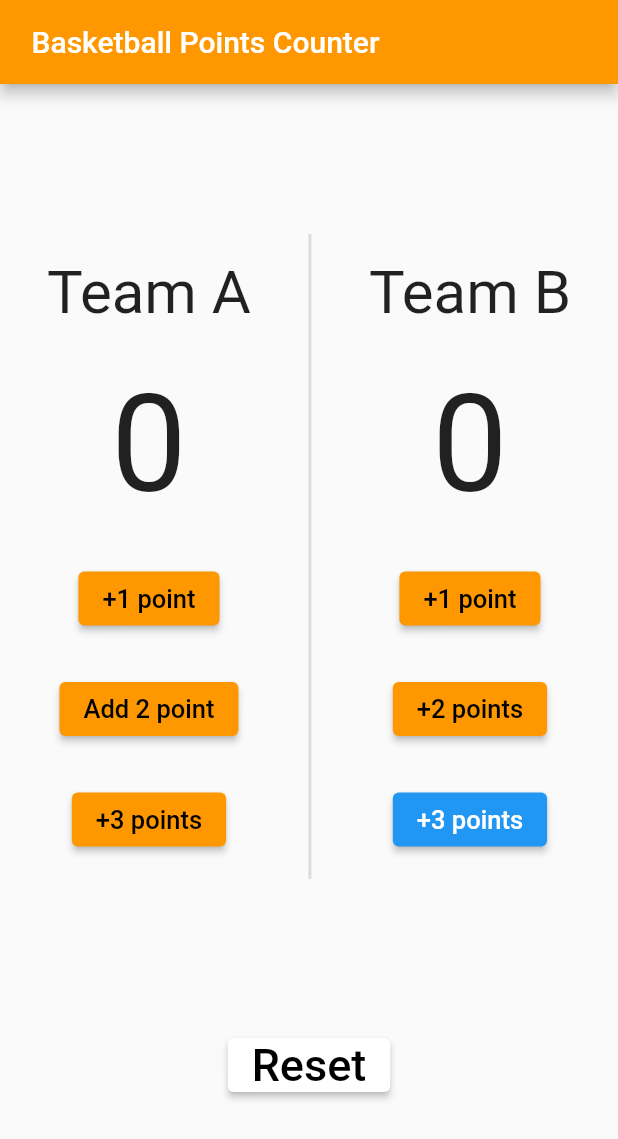
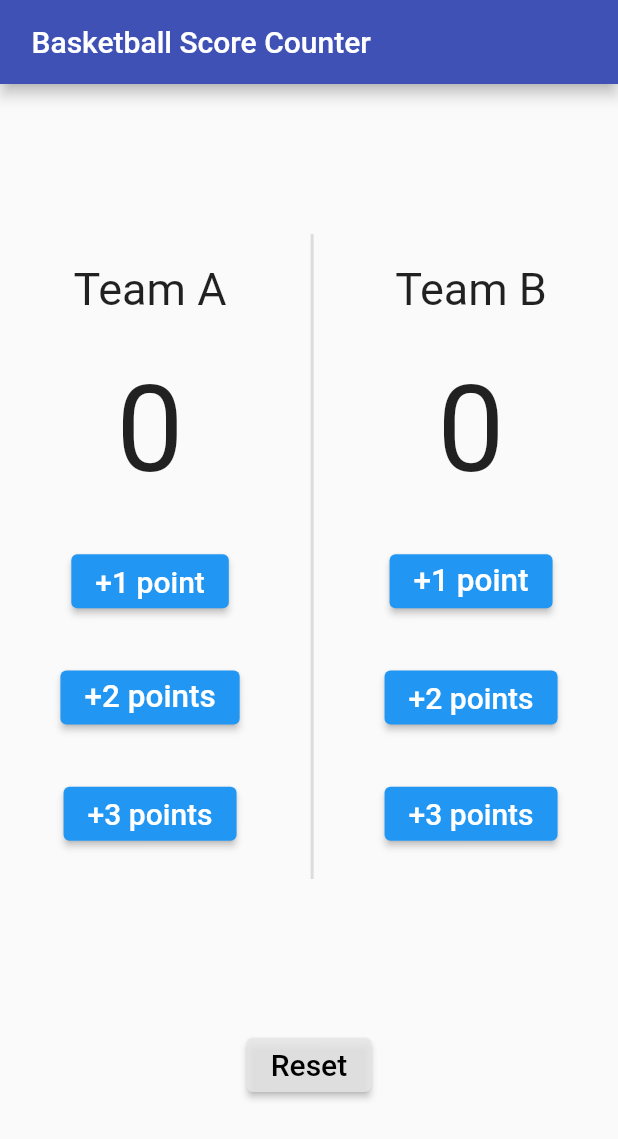
Before and after one commit to Nadasaleh3/task_4, a Flutter app: the screen it shows after launch, on a phone screen of 412 x 824 dp. Shown: the top 1139 px of the screen. Run offline on Flutter 3.47's test engine with Material 2 defaults, Android fonts, the phone set to English and light mode, and no system bars.

Commit message:
Update main.dart

```diff
--- a/lib/main.dart
+++ b/lib/main.dart
@@ -20,9 +20,10 @@ class _BasketballPointsCounterState extends State<BasketballPointsCounter> {
       debugShowCheckedModeBanner: false,
       home: Scaffold(
         appBar: AppBar(
-          title: Text(' Basketball Points Counter'),
-          backgroundColor: Colors.orange,),
+          title: Text(' Basketball Score Counter'),
+          backgroundColor: Colors.indigo,),
         body: Column(
+
           mainAxisAlignment: MainAxisAlignment.spaceEvenly,
           children: [
             Row(
@@ -34,8 +35,8 @@ class _BasketballPointsCounterState extends State<BasketballPointsCounter> {
                   child: Column(
                     mainAxisAlignment: MainAxisAlignment.spaceEvenly,
                     children: [
-                      Text('Team A',style:TextStyle(fontSize: 40) ,),
-                      Text('$teamApoints',style:TextStyle(fontSize: 90) ,),
+                      Text('Team A',style:TextStyle(fontSize: 30) ,),
+                      Text('$teamApoints',style:TextStyle(fontSize: 80) ,),
                       ElevatedButton(onPressed: (){
 
                          setState(() {
@@ -43,10 +44,9 @@ class _BasketballPointsCounterState extends State<BasketballPointsCounter> {
                            print(teamApoints);
                          });
                       },
-                       child: Text('+1 point',style:TextStyle(fontSize: 17)),
+                       child: Text('+1 point',style:TextStyle(fontSize: 20)),
                        style: ElevatedButton.styleFrom(
-                        backgroundColor: Colors.orange,
-                        foregroundColor: Colors.black,
+
                        ),),
 
                        ElevatedButton(onPressed: (){
@@ -57,10 +57,9 @@ class _BasketballPointsCounterState extends State<BasketballPointsCounter> {
                          });
 
                        },
-                       child: Text('Add 2 point',style:TextStyle(fontSize: 17)),
+                       child: Text('+2 points',style:TextStyle(fontSize: 21)),
                        style: ElevatedButton.styleFrom(
-                        backgroundColor: Colors.orange,
-                        foregroundColor: Colors.black,
+
                        ),),
 
                        ElevatedButton(onPressed: (){
@@ -70,10 +69,9 @@ class _BasketballPointsCounterState extends State<BasketballPointsCounter> {
                            print(teamApoints);
                          });
                        },
-                       child: Text('+3 points',style:TextStyle(fontSize: 17)),
+                       child: Text('+3 points',style:TextStyle(fontSize: 20)),
                        style: ElevatedButton.styleFrom(
-                        backgroundColor: Colors.orange,
-                        foregroundColor: Colors.black,
+
                        ),),
                     ],
                   ),
@@ -95,8 +93,8 @@ class _BasketballPointsCounterState extends State<BasketballPointsCounter> {
                     child: Column(
                       mainAxisAlignment: MainAxisAlignment.spaceEvenly,
                     children: [
-                      Text('Team B',style:TextStyle(fontSize: 40) ,),
-                      Text('$teamBpoints',style:TextStyle(fontSize: 90) ,),
+                      Text('Team B',style:TextStyle(fontSize: 30) ,),
+                      Text('$teamBpoints',style:TextStyle(fontSize: 80) ,),
                       ElevatedButton(onPressed: (){
 
                          setState(() {
@@ -104,10 +102,9 @@ class _BasketballPointsCounterState extends State<BasketballPointsCounter> {
                            print(teamBpoints);
                          });
                       },
-                       child: Text('+1 point',style:TextStyle(fontSize: 17)),
+                       child: Text('+1 point',style:TextStyle(fontSize: 21)),
                        style: ElevatedButton.styleFrom(
-                        backgroundColor: Colors.orange,
-                        foregroundColor: Colors.black,
+
                        ),),
 
                        ElevatedButton(onPressed: (){
@@ -117,10 +114,9 @@ class _BasketballPointsCounterState extends State<BasketballPointsCounter> {
                            print(teamBpoints);
                          });
                        },
-                       child: Text('+2 points',style:TextStyle(fontSize: 17)),
+                       child: Text('+2 points',style:TextStyle(fontSize: 20)),
                        style: ElevatedButton.styleFrom(
-                        backgroundColor: Colors.orange,
-                        foregroundColor: Colors.black,
+
                        ),),
 
                        ElevatedButton(onPressed: (){
@@ -130,10 +126,9 @@ class _BasketballPointsCounterState extends State<BasketballPointsCounter> {
                            print(teamBpoints);
                          });
                        },
-                       child: Text('+3 points',style:TextStyle(fontSize: 17)),
+                       child: Text('+3 points',style:TextStyle(fontSize: 20)),
                        style: ElevatedButton.styleFrom(
-                        // backgroundColor: Colors.orange,
-                        // foregroundColor: Colors.black,
+
                        ),),
                     ],
                                   ),
@@ -149,9 +144,9 @@ class _BasketballPointsCounterState extends State<BasketballPointsCounter> {
                             print(teamBpoints);
                          });
              },
-                     child: Text('Reset',style:TextStyle(fontSize: 30)),
+                     child: Text('Reset',style:TextStyle(fontSize: 20)),
                      style: ElevatedButton.styleFrom(
-                      backgroundColor: Colors.white,
+                      backgroundColor: Color.fromARGB(211, 231, 230, 230),
                       foregroundColor: Colors.black,
                      ),),
           ],
@@ -161,113 +156,3 @@ class _BasketballPointsCounterState extends State<BasketballPointsCounter> {
     );
   }
 }
-
-// class MyApp extends StatelessWidget {
-//   const MyApp({super.key});
-
-//   // This widget is the root of your application.
-//   @override
-//   Widget build(BuildContext context) {
-//     return MaterialApp(
-//       title: 'Flutter Demo',
-//       theme: ThemeData(
-//         // This is the theme of your application.
-//         //
-//         // Try running your application with "flutter run". You'll see the
-//         // application has a blue toolbar. Then, without quitting the app, try
-//         // changing the primarySwatch below to Colors.green and then invoke
-//         // "hot reload" (press "r" in the console where you ran "flutter run",
-//         // or simply save your changes to "hot reload" in a Flutter IDE).
-//         // Notice that the counter didn't reset back to zero; the application
-//         // is not restarted.
-//         primarySwatch: Colors.blue,
-//       ),
-//       home: const MyHomePage(title: 'Flutter Demo Home Page'),
-//     );
-//   }
-// }
-
-// class MyHomePage extends StatefulWidget {
-//   const MyHomePage({super.key, required this.title});
-
-//   // This widget is the home page of your application. It is stateful, meaning
-//   // that it has a State object (defined below) that contains fields that affect
-//   // how it looks.
-
-//   // This class is the configuration for the state. It holds the values (in this
-//   // case the title) provided by the parent (in this case the App widget) and
-//   // used by the build method of the State. Fields in a Widget subclass are
-//   // always marked "final".
-
-//   final String title;
-
-//   @override
-//   State<MyHomePage> createState() => _MyHomePageState();
-// }
-
-// class _MyHomePageState extends State<MyHomePage> {
-//   int _counter = 0;
-
-//   void _incrementCounter() {
-//     setState(() {
-//       // This call to setState tells the Flutter framework that something has
-//       // changed in this State, which causes it to rerun the build method below
-//       // so that the display can reflect the updated values. If we changed
-//       // _counter without calling setState(), then the build method would not be
-//       // called again, and so nothing would appear to happen.
-//       _counter++;
-//     });
-//   }
-
-//   @override
-//   Widget build(BuildContext context) {
-//     // This method is rerun every time setState is called, for instance as done
-//     // by the _incrementCounter method above.
-//     //
-//     // The Flutter framework has been optimized to make rerunning build methods
-//     // fast, so that you can just rebuild anything that needs updating rather
-//     // than having to individually change instances of widgets.
-//     return Scaffold(
-//       appBar: AppBar(
-//         // Here we take the value from the MyHomePage object that was created by
-//         // the App.build method, and use it to set our appbar title.
-//         title: Text(widget.title),
-//       ),
-//       body: Center(
-//         // Center is a layout widget. It takes a single child and positions it
-//         // in the middle of the parent.
-//         child: Column(
-//           // Column is also a layout widget. It takes a list of children and
-//           // arranges them vertically. By default, it sizes itself to fit its
-//           // children horizontally, and tries to be as tall as its parent.
-//           //
-//           // Invoke "debug painting" (press "p" in the console, choose the
-//           // "Toggle Debug Paint" action from the Flutter Inspector in Android
-//           // Studio, or the "Toggle Debug Paint" command in Visual Studio Code)
-//           // to see the wireframe for each widget.
-//           //
-//           // Column has various properties to control how it sizes itself and
-//           // how it positions its children. Here we use mainAxisAlignment to
-//           // center the children vertically; the main axis here is the vertical
-//           // axis because Columns are vertical (the cross axis would be
-//           // horizontal).
-//           mainAxisAlignment: MainAxisAlignment.center,
-//           children: <Widget>[
-//             const Text(
-//               'You have pushed the button this many times:',
-//             ),
-//             Text(
-//               '$_counter',
-//               style: Theme.of(context).textTheme.headlineMedium,
-//             ),
-//           ],
-//         ),
-//       ),
-//       floatingActionButton: FloatingActionButton(
-//         onPressed: _incrementCounter,
-//         tooltip: 'Increment',
-//         child: const Icon(Icons.add),
-//       ), // This trailing comma makes auto-formatting nicer for build methods.
-//     );
-//   }
-// }
```
